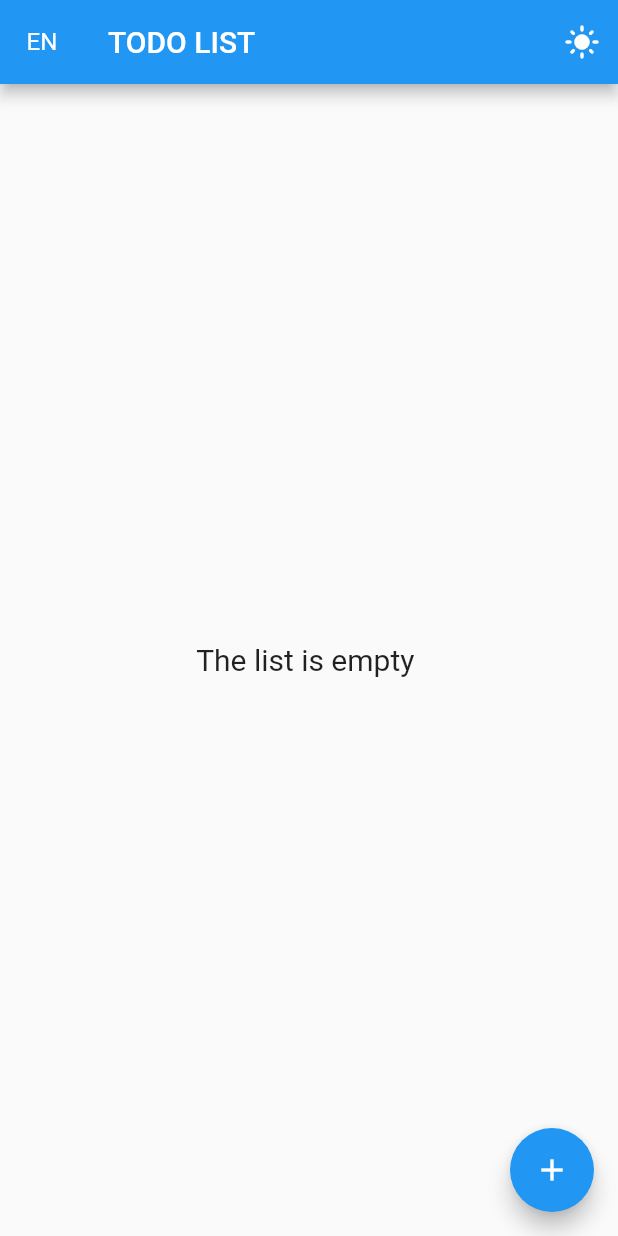
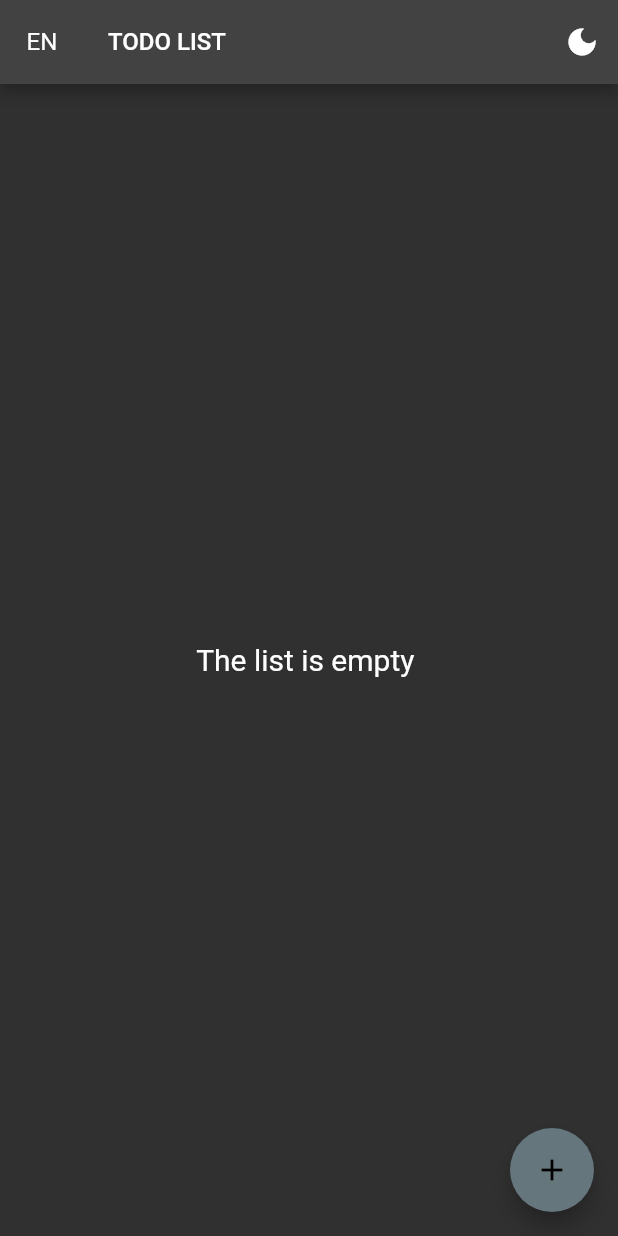
Before and after one commit to TalgatBatyrov/Flutter_todo_app, a Flutter app: the screen it shows after launch, on a phone screen of 412 x 824 dp. Run offline on Flutter 3.47's test engine with Material 2 defaults, Android fonts, the phone set to English and light mode, and no system bars; our stand-ins replace easy_localization, flutter_bloc, flutter_slidable, shared_preferences; Roboto replaces fonts that are missing (Georgia, SF Pro Text).

Commit message:
ui: theme mode

```diff
--- a/lib/cubits/theme/theme_cubit.dart
+++ b/lib/cubits/theme/theme_cubit.dart
@@ -1,14 +1,17 @@
 import 'package:flutter/material.dart';
 import 'package:flutter_bloc/flutter_bloc.dart';
+import 'package:todo_shp_loc_cubit/resources/theme_modes.dart';
 
 class ThemeCubit extends Cubit<ThemeData> {
-  ThemeCubit() : super(ThemeData.light());
+  ThemeCubit() : super(ThemeModes().darkMode);
+
+  bool get isLight => state.brightness == Brightness.light;
 
   void toggle() {
-    if (state.brightness == Brightness.light) {
-      emit(ThemeData.dark());
+    if (isLight) {
+      emit(ThemeModes().darkMode);
     } else {
-      emit(ThemeData.light());
+      emit(ThemeModes().lightMode);
     }
   }
 }
--- /dev/null
+++ b/lib/resources/theme_modes.dart
@@ -0,0 +1,39 @@
+import 'package:flutter/material.dart';
+
+class ThemeModes {
+  final lightMode = ThemeData(
+    brightness: Brightness.light,
+    primaryColor: Colors.lightBlue[800],
+    primarySwatch: Colors.blueGrey,
+    fontFamily: 'Georgia',
+    textTheme: const TextTheme(
+      headline1: TextStyle(
+          fontSize: 22.0,
+          fontWeight: FontWeight.bold,
+          fontFamily: 'SF Pro Text'),
+      headline6: TextStyle(
+          fontSize: 16.0,
+          fontStyle: FontStyle.normal,
+          fontFamily: 'SF Pro Text'),
+      bodyText2: TextStyle(fontSize: 14.0, fontFamily: 'SF Pro Text'),
+    ),
+  );
+
+  final darkMode = ThemeData(
+    brightness: Brightness.dark,
+    primaryColor: Colors.lightBlue[800],
+    primarySwatch: Colors.blueGrey,
+    fontFamily: 'Georgia',
+    textTheme: const TextTheme(
+      headline1: TextStyle(
+          fontSize: 22.0,
+          fontWeight: FontWeight.bold,
+          fontFamily: 'SF Pro Text'),
+      headline6: TextStyle(
+          fontSize: 16.0,
+          fontStyle: FontStyle.normal,
+          fontFamily: 'SF Pro Text'),
+      bodyText2: TextStyle(fontSize: 14.0, fontFamily: 'SF Pro Text'),
+    ),
+  );
+}
--- a/lib/widgets/home/home.dart
+++ b/lib/widgets/home/home.dart
@@ -82,6 +82,7 @@ class _FloatingActionButton extends StatelessWidget {
   @override
   Widget build(BuildContext context) {
     return FloatingActionButton(
+      backgroundColor: const Color.fromARGB(255, 101, 118, 125),
       onPressed: () async {
         showCupertinoDialog(
           context: context,
--- a/lib/widgets/home/todo_list/todo_items/todo_items.dart
+++ b/lib/widgets/home/todo_list/todo_items/todo_items.dart
@@ -1,6 +1,5 @@
 import 'package:flutter/material.dart';
 import 'package:flutter_slidable/flutter_slidable.dart';
-import 'package:todo_shp_loc_cubit/cubits/theme/theme_cubit.dart';
 import 'package:todo_shp_loc_cubit/cubits/todo/todo_cubit.dart';
 import 'package:todo_shp_loc_cubit/models/todo.dart';
 import 'package:flutter_bloc/flutter_bloc.dart';
@@ -17,7 +16,6 @@ class TodoItems extends StatelessWidget {
   @override
   Widget build(BuildContext context) {
     final todoCubit = context.read<TodoCubit>();
-    final themeCubit = context.watch<ThemeCubit>();
     return Slidable(
         key: ValueKey(todo),
         startActionPane: ActionPane(
@@ -35,10 +33,6 @@ class TodoItems extends StatelessWidget {
           ],
         ),
         child: CheckboxListTile(
-          side: themeCubit.state.brightness == Brightness.light
-              ? const BorderSide(
-                  color: Color.fromARGB(132, 105, 101, 101), width: 1)
-              : const BorderSide(color: Colors.white, width: double.infinity),
           checkboxShape: const RoundedRectangleBorder(
               borderRadius: BorderRadius.all(Radius.circular(5))),
           controlAffinity: ListTileControlAffinity.leading,
```
Also changed, not shown: lib/widgets/home/todo_list/todo_items/delete_todo/delete_todo.dart (deleted, +0 -25 lines), lib/widgets/home/todo_list/todo_items/edit_todo/edit_todo.dart (deleted, +0 -54 lines).
